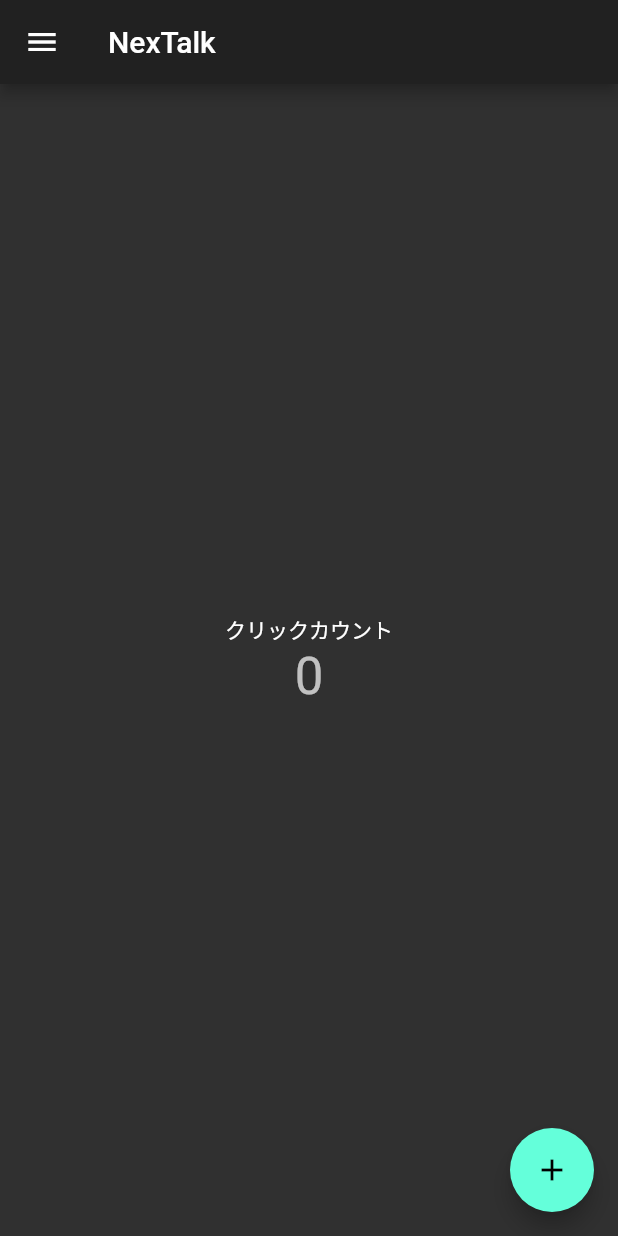
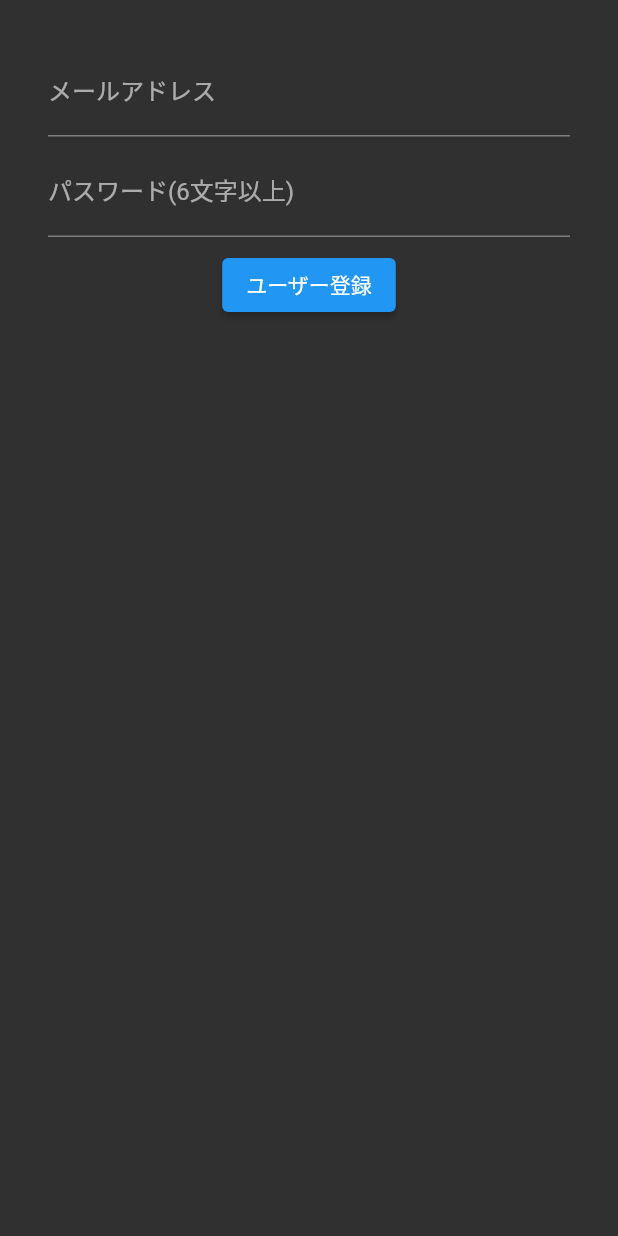
Before and after one commit to chiaki-62/NexTalk, a Flutter app: the screen it shows after launch, on a phone screen of 412 x 824 dp. Run offline on Flutter 3.47's test engine with Material 2 defaults, Android fonts, the phone set to English and light mode, and no system bars; our stand-ins replace firebase_auth, firebase_core; accounts and stored records are empty.

Commit message:
web版途中

```diff
--- a/lib/main.dart
+++ b/lib/main.dart
@@ -1,6 +1,12 @@
 import 'package:flutter/material.dart';
+import 'package:firebase_core/firebase_core.dart';
+import 'package:firebase_auth/firebase_auth.dart';
+//import 'package:cloud_firestore/cloud_firestore.dart';
 
-void main() {
+Future main() async {
+  //Firebaseの初期化
+  WidgetsFlutterBinding.ensureInitialized();
+  await Firebase.initializeApp();
   runApp(const MyApp());
 }
 
@@ -13,89 +19,89 @@ class MyApp extends StatelessWidget {
       debugShowCheckedModeBanner: false,
       title: 'Flutter Demo',
       theme: ThemeData.dark(),
-      home: const MyHomePage(title: 'NexTalk'),
+      home: MyAuthPage(),
     );
   }
 }
 
 //ステートフルはビルドされた後でもユーザーのインタラクションでデータが変わり際描画される部分がある。
-class MyHomePage extends StatefulWidget {
-  const MyHomePage({Key? key, required this.title}) : super(key: key);
-  final String title;
+class MyAuthPage extends StatefulWidget {
+  const MyAuthPage({Key? key,}) : super(key: key);
   //下のMyhomepagestateクラスを継承している。
   @override
-  State<MyHomePage> createState() => _MyHomePageState();
+  State<MyAuthPage> createState() => _MyAuthPageState();
 }
 
-class _MyHomePageState extends State<MyHomePage> {
-  int _counter = 0;
+class _MyAuthPageState extends State<MyAuthPage> {
 
-  void _incrementCounter() {
-    setState(() {
-      //この中に状態の更新処理を書く
-      _counter++;
-    });
-  }
+  // 入力されたメールアドレス
+  String newUserEmail = "";
+  // 入力されたパスワード
+  String newUserPassword = "";
+  // 登録・ログインに関する情報を表示
+  String infoText = "";
 
   @override
   Widget build(BuildContext context) {
     //ページはScaffoldで囲む
     return Scaffold(
-      appBar: AppBar(
-        title: Text(widget.title),
-      ),
-      drawer: Drawer(
-        child: ListView(
-          children: const <Widget>[
-            UserAccountsDrawerHeader(
-              decoration: BoxDecoration(
-                color: Colors.grey,
-                borderRadius: BorderRadius.only(
-                bottomLeft: Radius.circular(40),
-                bottomRight: Radius.circular(40),
-              )),
-            currentAccountPicture: Icon(Icons.account_circle, size: 64), //タップして画像設定　写真ライブラリから選択？
-            accountEmail: Text('dev.test@gmail.com'),
-            accountName: Text('Dev test'),
-            ),
-            ListTile(
-              leading: Icon(Icons.phone_in_talk),
-              title: Text('通話'),
-            ),
-            ListTile(
-              leading: Icon(Icons.message),
-              title: Text('チャット'),
-            ),
-            ListTile(
-              leading: Icon(Icons.groups),
-              title: Text('フレンド'),
-            ),
-            ListTile(
-              leading: Icon(Icons.settings),
-              title: Text('設定'),
-            ),
-          ],
+      body: Center(
+        child: Container(
+          padding: EdgeInsets.all(32),
+          child: Column(
+            children: <Widget>[
+              TextFormField(
+                //テキスト入力のラベルを設定
+                decoration: InputDecoration(labelText: "メールアドレス"),
+                onChanged : (String value) {
+                  setState(() {
+                    newUserEmail = value;
+                  });
+                },
+              ),
+              const SizedBox(height: 8),
+              TextFormField(
+                decoration: InputDecoration(labelText: "パスワード(6文字以上)"),
+                //パスワードを見えなくする処理
+                obscureText: true,
+                onChanged: (String value) {
+                  setState(() {
+                    newUserPassword = value;
+                  });
+                },
+              ),
+              const SizedBox(height: 8),
+              ElevatedButton(
+                onPressed: () async {
+                  try {
+                    //メール/パスワードでユーザー登録
+                    final FirebaseAuth auth = FirebaseAuth.instance;
+                    final UserCredential result =
+                      await auth.createUserWithEmailAndPassword(
+                        email: newUserEmail,
+                        password: newUserPassword,
+                      );
+
+                    //登録したユーザー情報
+                    final User user = result.user!;
+                    setState(() {
+                      infoText = "登録OK:${user.email}";
+                    });
+                  } catch (e) {
+                    //登録に失敗した場合
+                    setState(() {
+                      infoText = "登録NG:${e.toString()}";
+                    });
+                  }
+                },
+                child: Text("ユーザー登録"),
+              ),
+              const SizedBox(height: 8),
+              Text(infoText)
+            ],
+          ),
         ),
       ),
-      body: Center(
-        child: Column(
-          mainAxisAlignment: MainAxisAlignment.center,
-          children: <Widget>[
-            const Text(
-              'クリックカウント',
-            ),
-            Text(
-              '$_counter',
-              style: Theme.of(context).textTheme.headline4,
-            ),
-          ],
-        ),
-      ),
-      floatingActionButton: FloatingActionButton(
-        onPressed: _incrementCounter,
-        tooltip: 'Increment',
-        child: const Icon(Icons.add),
-      ), // This trailing comma makes auto-formatting nicer for build methods.
     );
   }
 }
--- a/pubspec.yaml
+++ b/pubspec.yaml
@@ -29,6 +29,9 @@ environment:
 dependencies:
   flutter:
     sdk: flutter
+  firebase_core: ^1.6.0
+  firebase_auth: ^3.1.1
+  #cloud_firestore: ^2.5.3
 
 
   # The following adds the Cupertino Icons font to your application.
```
Also changed, not shown: lib/home.dart (deleted, +0 -107 lines), pubspec.lock, 15 other files.
